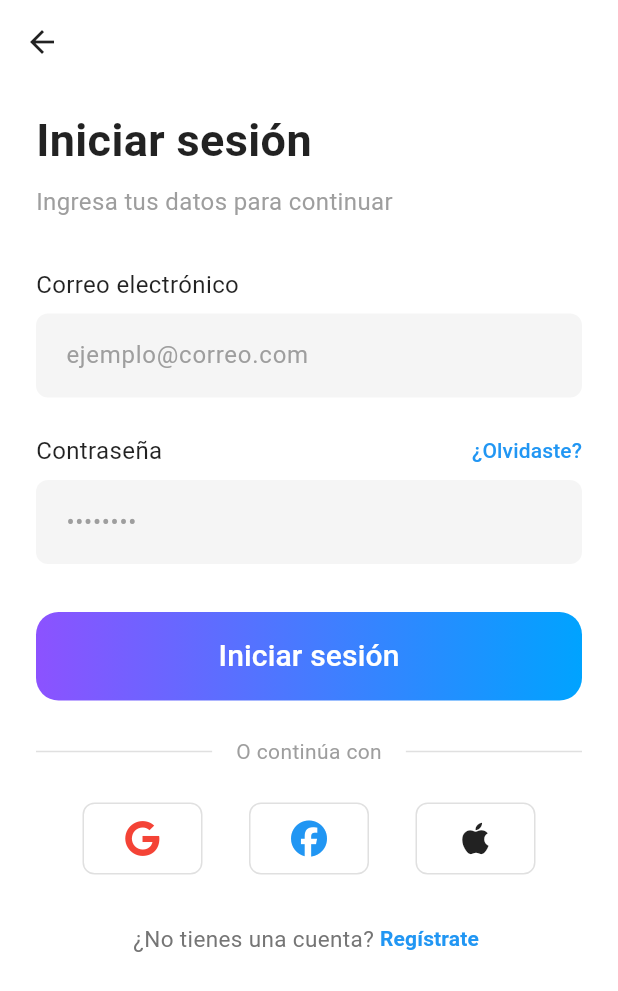
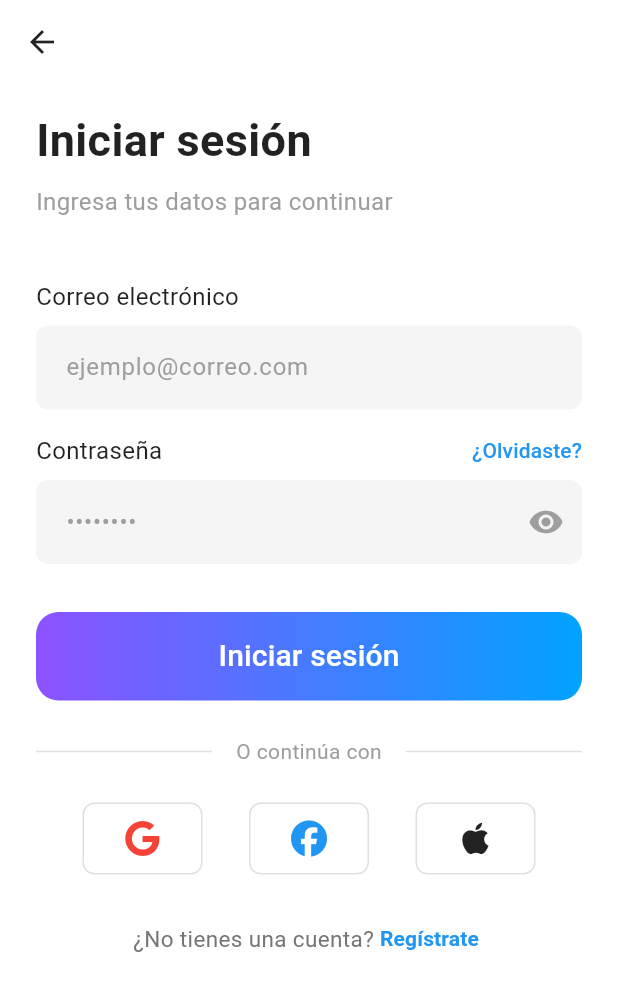
Before and after one commit to PetVital/PetVital-Frontend, a Flutter app: the RegisterScreen screen opened by its route, scrolled down 205 dp, after a tap on "Inicia sesion", on a phone screen of 412 x 824 dp. Shown: the top 991 px of the screen. Run offline on Flutter 3.47's test engine with Material 3 defaults, Android fonts, the phone set to English and light mode, and no system bars; our stand-ins replace dropdown_button2, flutter_svg, font_awesome_flutter, get_it, sqflite; accounts and stored records are empty.

Commit message:
login conected

```diff
--- /dev/null
+++ b/lib/application/login_use_case.dart
@@ -0,0 +1,17 @@
+import '../domain/entities/user.dart';
+import '../domain/repositories/user_repository.dart';
+
+class LoginUseCase {
+  final UserRepository userRepository;
+
+  LoginUseCase(this.userRepository);
+
+  Future<User?> login(String email, String password) async {
+    try {
+      final User? user = await userRepository.login(email, password);
+      return user; // Devuelve el objeto User
+    } catch (e) {
+      return null; // Devuelve null en caso de error
+    }
+  }
+}
--- a/lib/data/api/user_api.dart
+++ b/lib/data/api/user_api.dart
@@ -12,13 +12,13 @@ class UserApi {
       Uri.parse('$baseUrl/login/'),
       body: {
         'email': email,
-        'password': password,
+        'contraseña': password,
       },
     );
 
     if (response.statusCode == 200) {
       final data = json.decode(utf8.decode(response.bodyBytes));
-      return User.fromJson(data['user']);
+      return User.fromJson(data);
     } else {
       return null;
     }
--- a/lib/domain/entities/user.dart
+++ b/lib/domain/entities/user.dart
@@ -14,7 +14,7 @@ class User {
   // Método para crear una instancia de User desde un JSON
   factory User.fromJson(Map<String, dynamic> json) {
     return User(
-      id: json['id'].toString(), // Convertir a String
+      id: json['user_id'].toString(), // Convertir a String
       firstName: json['nombres'], // Mapea 'nombres' a 'firstName'
       lastName: json['apellidos'], // Mapea 'apellidos' a 'lastName'
       email: json['email'], // Mapea 'email' a 'email'
--- a/lib/main.dart
+++ b/lib/main.dart
@@ -1,5 +1,6 @@
 import 'package:flutter/material.dart';
 import 'package:get_it/get_it.dart';
+import 'package:petvital/application/login_use_case.dart';
 import 'ui/pages/welcome_screen.dart';
 import 'core/routes/app_routes.dart';
 import 'application/register_use_case.dart';
@@ -21,6 +22,9 @@ void main() {
   // Domain Layer (use cases)
   getIt.registerLazySingleton<RegisterUseCase>(() =>
       RegisterUseCase(getIt<UserRepository>())
+  );
+  getIt.registerLazySingleton<LoginUseCase>(() =>
+      LoginUseCase(getIt<UserRepository>())
   );
 
   runApp(const MyApp());
--- a/lib/ui/pages/authentication/login_screen.dart
+++ b/lib/ui/pages/authentication/login_screen.dart
@@ -1,8 +1,10 @@
 import 'package:flutter/material.dart';
 import 'package:font_awesome_flutter/font_awesome_flutter.dart';
+import '../../../main.dart';
 import 'register_screen.dart';
 import '../../../core/routes/app_routes.dart';
 import '../../../data/repositories/local_storage_service.dart';
+import '../../../application/login_use_case.dart';
 
 class LoginScreen extends StatefulWidget {
   const LoginScreen({super.key});
@@ -13,8 +15,11 @@ class LoginScreen extends StatefulWidget {
 
 class _LoginScreenState extends State<LoginScreen> {
   final localStorageService = LocalStorageService();
+  final _formKey = GlobalKey<FormState>();
   final _emailController = TextEditingController();
   final _passwordController = TextEditingController();
+  bool _isLoading = false;
+  bool _obscurePassword = true;
 
   @override
   void dispose() {
@@ -25,8 +30,62 @@ class _LoginScreenState extends State<LoginScreen> {
 
   void _showError(String message) {
     ScaffoldMessenger.of(context).showSnackBar(
-      SnackBar(content: Text(message)),
+      SnackBar(
+        content: Text(message),
+        backgroundColor: Colors.red,
+      ),
     );
+  }
+
+  void _handleLogin() async {
+    if (_formKey.currentState!.validate()) {
+      try {
+        setState(() {
+          _isLoading = true;
+        });
+
+        final loginUseCase = getIt<LoginUseCase>();
+
+        final user = await loginUseCase.login(
+          _emailController.text,
+          _passwordController.text
+        );
+
+        if (user!=null) {
+          // Simulamos una llamada a la API
+          await Future.delayed(const Duration(seconds: 2));
+
+          // Por ahora, simulamos un login exitoso
+          localStorageService.clearAllTables(); // limpiar mensajes
+          localStorageService.insertSamplePets(); // crear ejemplos
+
+          setState(() {
+            _isLoading=false;
+          });
+
+          // Registro exitoso → redirige a la siguiente pantalla
+          Navigator.pushNamedAndRemoveUntil(
+            context,
+            AppRoutes.main,
+                (route) => false, // Esto elimina todas las rutas anteriores
+          );
+        } else {
+          setState(() {
+            _isLoading=false;
+          });
+          // Registro fallido → muestra error
+          ScaffoldMessenger.of(context).showSnackBar(
+            const SnackBar(content: Text('Registro fallido. Intenta nuevamente')),
+          );
+        }
+
+      } catch (e) {
+        setState(() {
+          _isLoading = false;
+        });
+        _showError('Error al iniciar sesión: ${e.toString()}');
+      }
+    }
   }
 
   @override
@@ -44,6 +103,8 @@ class _LoginScreenState extends State<LoginScreen> {
       body: SafeArea(
         child: SingleChildScrollView(
           padding: const EdgeInsets.symmetric(horizontal: 24.0),
+          child: Form(
+            key: _formKey,
             child: Column(
               crossAxisAlignment: CrossAxisAlignment.start,
               children: [
@@ -69,39 +130,31 @@ class _LoginScreenState extends State<LoginScreen> {
                   ),
                 ),
 
-              const SizedBox(height: 32),
+                const SizedBox(height: 40),
 
-              // Campo de correo electrónico
-              const Text(
-                'Correo electrónico',
-                style: TextStyle(
-                  fontSize: 16,
-                  color: Colors.black87,
-                ),
-              ),
-              const SizedBox(height: 8),
-              TextField(
+                // Campo de correo electrónico con validación
+                CustomInput(
                   controller: _emailController,
+                  label: 'Correo electrónico',
+                  hintText: 'ejemplo@correo.com',
                   keyboardType: TextInputType.emailAddress,
-                decoration: InputDecoration(
-                  hintText: 'ejemplo@correo.com',
-                  hintStyle: const TextStyle(color: Colors.grey),
-                  fillColor: Colors.grey[100],
-                  filled: true,
-                  border: OutlineInputBorder(
-                    borderRadius: BorderRadius.circular(8),
-                    borderSide: BorderSide.none,
-                  ),
-                  contentPadding: const EdgeInsets.symmetric(
-                    vertical: 16,
-                    horizontal: 16,
-                  ),
-                ),
+                  validator: (value) {
+                    if (value == null || value.isEmpty) {
+                      return 'Por favor ingresa tu correo';
+                    }
+                    if (!RegExp(r'^[\w-\.]+@([\w-]+\.)+[\w-]{2,4}$').hasMatch(value)) {
+                      return 'Por favor ingresa un correo válido';
+                    }
+                    return null;
+                  },
                 ),
 
-              const SizedBox(height: 24),
+                const SizedBox(height: 16),
 
-              // Campo de contraseña con enlace de "¿Olvidaste?"
+                // Campo de contraseña con validación y enlace "¿Olvidaste?"
+                Column(
+                  crossAxisAlignment: CrossAxisAlignment.start,
+                  children: [
                     Row(
                       mainAxisAlignment: MainAxisAlignment.spaceBetween,
                       children: [
@@ -113,7 +166,9 @@ class _LoginScreenState extends State<LoginScreen> {
                           ),
                         ),
                         TextButton(
-                    onPressed: () {},
+                          onPressed: () {
+                            // Aquí puedes navegar a la pantalla de recuperación de contraseña
+                          },
                           style: TextButton.styleFrom(
                             padding: EdgeInsets.zero,
                             minimumSize: const Size(0, 0),
@@ -130,23 +185,23 @@ class _LoginScreenState extends State<LoginScreen> {
                       ],
                     ),
                     const SizedBox(height: 8),
-              TextField(
+                    CustomInput(
                       controller: _passwordController,
+                      label: '',
+                      hintText: '••••••••',
                       obscureText: true,
-                decoration: InputDecoration(
-                  hintText: '••••••••',
-                  hintStyle: const TextStyle(color: Colors.grey),
-                  fillColor: Colors.grey[100],
-                  filled: true,
-                  border: OutlineInputBorder(
-                    borderRadius: BorderRadius.circular(8),
-                    borderSide: BorderSide.none,
+                      showLabel: false,
+                      validator: (value) {
+                        if (value == null || value.isEmpty) {
+                          return 'Por favor ingresa tu contraseña';
+                        }
+                        if (value.length < 6) {
+                          return 'La contraseña debe tener al menos 6 caracteres';
+                        }
+                        return null;
+                      },
                     ),
-                  contentPadding: const EdgeInsets.symmetric(
-                    vertical: 16,
-                    horizontal: 16,
-                  ),
-                ),
+                  ],
                 ),
 
                 const SizedBox(height: 32),
@@ -156,46 +211,41 @@ class _LoginScreenState extends State<LoginScreen> {
                   width: double.infinity,
                   child: Container(
                     decoration: BoxDecoration(
-                    gradient: LinearGradient(
-                      colors: [Color(0xFF8C52FF), Color(0xFF00A3FF)], // Degradado púrpura a azul
+                      gradient: _isLoading
+                          ? null
+                          : const LinearGradient(
+                        colors: [Color(0xFF8C52FF), Color(0xFF00A3FF)],
                         begin: Alignment.centerLeft,
                         end: Alignment.centerRight,
                       ),
                       borderRadius: BorderRadius.circular(15),
+                      color: _isLoading ? const Color(0xFFE5E5E5) : null,
                     ),
                     child: ElevatedButton(
-                    onPressed: () async {
-                      try {
-                        localStorageService.clearAllTables(); //limpiar mensajes
-                        localStorageService.insertSamplePets(); //crear ejemplos
-                        Navigator.pushNamedAndRemoveUntil(
-                          context,
-                          AppRoutes.main,
-                              (route) => false, // Esto elimina todas las rutas anteriores
-                        );
-
-                      } catch (e) {
-                        _showError('Error al guardar la mascota: ${e.toString()}');
-                      }
-                      Navigator.pushNamedAndRemoveUntil(
-                        context,
-                        AppRoutes.main,
-                            (route) => false, // Esto elimina todas las rutas anteriores
-                      );
-                    },
+                      onPressed: _isLoading ? null : _handleLogin,
                       style: ElevatedButton.styleFrom(
-                      backgroundColor: Colors.transparent, // Para que el botón no sobreescriba el gradiente
+                        backgroundColor: Colors.transparent,
                         shadowColor: Colors.transparent,
                         padding: const EdgeInsets.symmetric(vertical: 15),
                         shape: RoundedRectangleBorder(
                           borderRadius: BorderRadius.circular(15),
                         ),
+                        disabledBackgroundColor: Colors.transparent,
                       ),
-                    child: const Text(
+                      child: _isLoading
+                          ? const SizedBox(
+                        width: 24,
+                        height: 24,
+                        child: CircularProgressIndicator(
+                          color: Colors.white,
+                          strokeWidth: 2,
+                        ),
+                      )
+                          : const Text(
                         'Iniciar sesión',
                         style: TextStyle(
                           fontSize: 20,
-                        color: Colors.white, // Texto en blanco para contraste
+                          color: Colors.white,
                         ),
                       ),
                     ),
@@ -301,6 +351,7 @@ class _LoginScreenState extends State<LoginScreen> {
             ),
           ),
         ),
+      ),
     );
   }
 
@@ -323,3 +374,98 @@ class _LoginScreenState extends State<LoginScreen> {
     );
   }
 }
+
+// Widget CustomInput reutilizable
+class CustomInput extends StatefulWidget {
+  final TextEditingController controller;
+  final String label;
+  final String? hintText;
+  final bool obscureText;
+  final TextInputType? keyboardType;
+  final String? Function(String?)? validator;
+  final bool showLabel;
+
+  const CustomInput({
+    super.key,
+    required this.controller,
+    required this.label,
+    this.hintText,
+    this.obscureText = false,
+    this.keyboardType,
+    this.validator,
+    this.showLabel = true,
+  });
+
+  @override
+  State<CustomInput> createState() => _CustomInputState();
+}
+
+class _CustomInputState extends State<CustomInput> {
+  bool _isObscured = true;
+
+  @override
+  void initState() {
+    super.initState();
+    _isObscured = widget.obscureText;
+  }
+
+  @override
+  Widget build(BuildContext context) {
+    return Column(
+      crossAxisAlignment: CrossAxisAlignment.start,
+      children: [
+        if (widget.showLabel && widget.label.isNotEmpty) ...[
+          Text(
+            widget.label,
+            style: const TextStyle(
+              fontSize: 16,
+              color: Colors.black87,
+            ),
+          ),
+          const SizedBox(height: 8),
+        ],
+        TextFormField(
+          controller: widget.controller,
+          keyboardType: widget.keyboardType,
+          obscureText: widget.obscureText ? _isObscured : false,
+          validator: widget.validator,
+          decoration: InputDecoration(
+            hintText: widget.hintText,
+            hintStyle: const TextStyle(color: Colors.grey),
+            fillColor: Colors.grey[100],
+            filled: true,
+            border: OutlineInputBorder(
+              borderRadius: BorderRadius.circular(8),
+              borderSide: BorderSide.none,
+            ),
+            errorBorder: OutlineInputBorder(
+              borderRadius: BorderRadius.circular(8),
+              borderSide: const BorderSide(color: Colors.red, width: 1),
+            ),
+            focusedErrorBorder: OutlineInputBorder(
+              borderRadius: BorderRadius.circular(8),
+              borderSide: const BorderSide(color: Colors.red, width: 2),
+            ),
+            contentPadding: const EdgeInsets.symmetric(
+              vertical: 16,
+              horizontal: 16,
+            ),
+            suffixIcon: widget.obscureText
+                ? IconButton(
+              icon: Icon(
+                _isObscured ? Icons.visibility : Icons.visibility_off,
+                color: Colors.grey,
+              ),
+              onPressed: () {
+                setState(() {
+                  _isObscured = !_isObscured;
+                });
+              },
+            )
+                : null,
+          ),
+        ),
+      ],
+    );
+  }
+}
--- a/lib/ui/pages/authentication/register_screen.dart
+++ b/lib/ui/pages/authentication/register_screen.dart
@@ -64,6 +64,9 @@ class _RegisterScreenState extends State<RegisterScreen> {
             ),
           );
         } else {
+          setState(() {
+            _isLoading=false;
+          });
           // Registro fallido → muestra error
           ScaffoldMessenger.of(context).showSnackBar(
             const SnackBar(content: Text('Registro fallido. Intenta nuevamente')),
```
Lines whose indentation alone changed are shown as unchanged.
